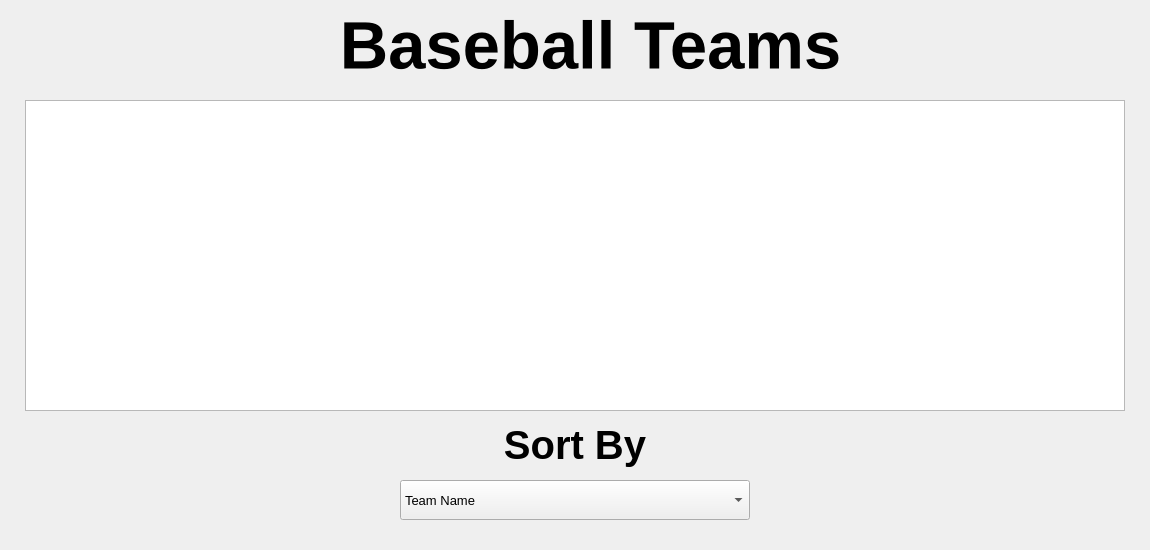
Before: the Qt Designer form viewingpage.ui in nokk3n-dev/CS1D-Project-2-Baseball, drawn with Qt 5.
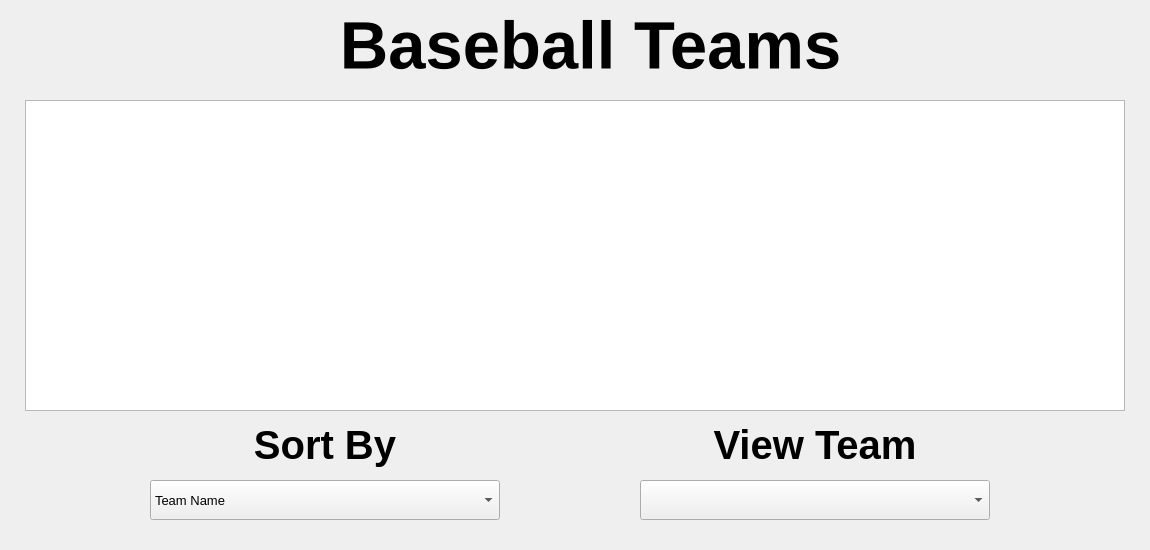
After: the same form once the commit is applied.

Diff of the .ui file:
```diff
--- a/viewingpage.ui
+++ b/viewingpage.ui
@@ -56,7 +56,7 @@
   <widget class="QComboBox" name="sortBox">
    <property name="geometry">
     <rect>
-     <x>400</x>
+     <x>150</x>
      <y>480</y>
      <width>350</width>
      <height>40</height>
@@ -121,7 +121,7 @@
   <widget class="QLabel" name="sortByLabel">
    <property name="geometry">
     <rect>
-     <x>400</x>
+     <x>150</x>
      <y>410</y>
      <width>350</width>
      <height>70</height>
@@ -577,6 +577,48 @@
     <set>Qt::AlignCenter</set>
    </property>
   </widget>
+  <widget class="QLabel" name="viewTeam_label">
+   <property name="geometry">
+    <rect>
+     <x>640</x>
+     <y>410</y>
+     <width>350</width>
+     <height>70</height>
+    </rect>
+   </property>
+   <property name="font">
+    <font>
+     <pointsize>30</pointsize>
+     <bold>true</bold>
+    </font>
+   </property>
+   <property name="text">
+    <string>View Team</string>
+   </property>
+   <property name="alignment">
+    <set>Qt::AlignCenter</set>
+   </property>
+  </widget>
+  <widget class="QComboBox" name="viewTeam_box">
+   <property name="geometry">
+    <rect>
+     <x>640</x>
+     <y>480</y>
+     <width>350</width>
+     <height>40</height>
+    </rect>
+   </property>
+   <property name="font">
+    <font>
+     <pointsize>10</pointsize>
+    </font>
+   </property>
+   <item>
+    <property name="text">
+     <string/>
+    </property>
+   </item>
+  </widget>
  </widget>
  <resources/>
  <connections/>
```
